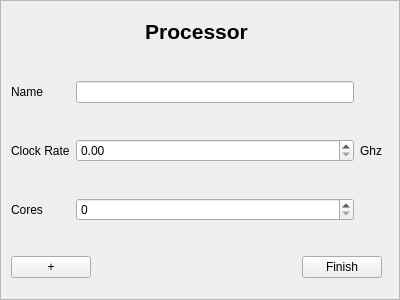
The window that src/processorinputarea.ui (jmuelbert/jmbde-QT) describes before a commit, drawn with Qt 5.
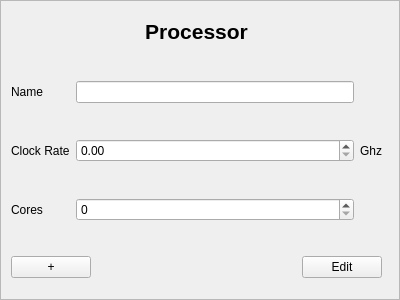
The same window after the commit.

```diff
--- a/src/processorinputarea.ui
+++ b/src/processorinputarea.ui
@@ -136,7 +136,7 @@
      <item>
       <widget class="QPushButton" name="pushButton_2">
        <property name="text">
-        <string>Finish</string>
+        <string>Edit</string>
        </property>
       </widget>
      </item>
```
Left out of the diff: 36 changed lines with no effect on the pictures.
